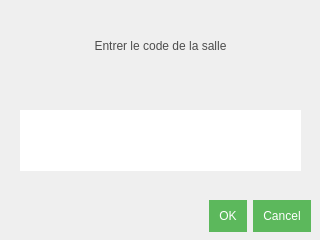
This is thermostat/Thermostat/roomSelection.ui in kimchicharlie/Envio as Qt 5 draws it before an edit. The edited form follows.
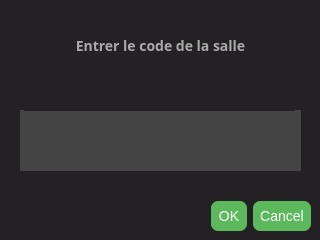
This is the edited form.

```diff
--- a/thermostat/Thermostat/roomSelection.ui
+++ b/thermostat/Thermostat/roomSelection.ui
@@ -13,6 +13,10 @@
   <property name="windowTitle">
    <string>Dialog</string>
   </property>
+  <property name="styleSheet">
+   <string notr="true">Background: #232123;
+</string>
+  </property>
   <widget class="QDialogButtonBox" name="buttonBox">
    <property name="geometry">
     <rect>
@@ -22,6 +26,12 @@
      <height>32</height>
     </rect>
    </property>
+   <property name="font">
+    <font>
+     <weight>75</weight>
+     <bold>true</bold>
+    </font>
+   </property>
    <property name="styleSheet">
     <string notr="true">QPushButton
 {
@@ -30,9 +40,10 @@
 	outline: 0;
 	background: #5cb85c;
 	border: 0;
-	padding: 10px;
+	padding: 7px;
 	color: #FFFFFF;
-	font-size: 12px;
+	font-size: 14px;
+	border-radius: 7px;
 }
 
 QPushButton:hover
@@ -63,6 +74,14 @@
      <height>51</height>
     </rect>
    </property>
+   <property name="font">
+    <font>
+     <family>Segoe UI,sans-serif</family>
+     <pointsize>-1</pointsize>
+     <weight>75</weight>
+     <bold>true</bold>
+    </font>
+   </property>
    <property name="styleSheet">
     <string notr="true">font-family:&quot;Segoe UI&quot;, sans-serif;
 text-transform: uppercase;
@@ -70,8 +89,8 @@
 width: 100%;
 border: 0;
 padding: 10px;
-color: #4d4d4d;
-font-size: 12px;</string>
+color: #AAA;
+font-size: 14px;</string>
    </property>
    <property name="text">
     <string>Entrer le code de la salle</string>
@@ -89,14 +108,23 @@
      <height>61</height>
     </rect>
    </property>
+   <property name="font">
+    <font>
+     <family>Segoe UI,sans-serif</family>
+     <pointsize>-1</pointsize>
+     <weight>75</weight>
+     <bold>true</bold>
+    </font>
+   </property>
    <property name="styleSheet">
     <string notr="true">font-family:&quot;Segoe UI&quot;, sans-serif;
 text-transform: uppercase;
 outline: 0;
 width: 100%;
-border: 0;
+border: 2;
+background: #444;
 padding: 10px;
-color: #4d4d4d;
+color: #AAA;
 font-size: 12px;</string>
    </property>
    <property name="maxLength">
@@ -113,7 +141,7 @@
    <property name="geometry">
     <rect>
      <x>24</x>
-     <y>80</y>
+     <y>70</y>
      <width>271</width>
      <height>41</height>
     </rect>
```
Left out of the diff: 7 changed lines with no effect on the pictures.
